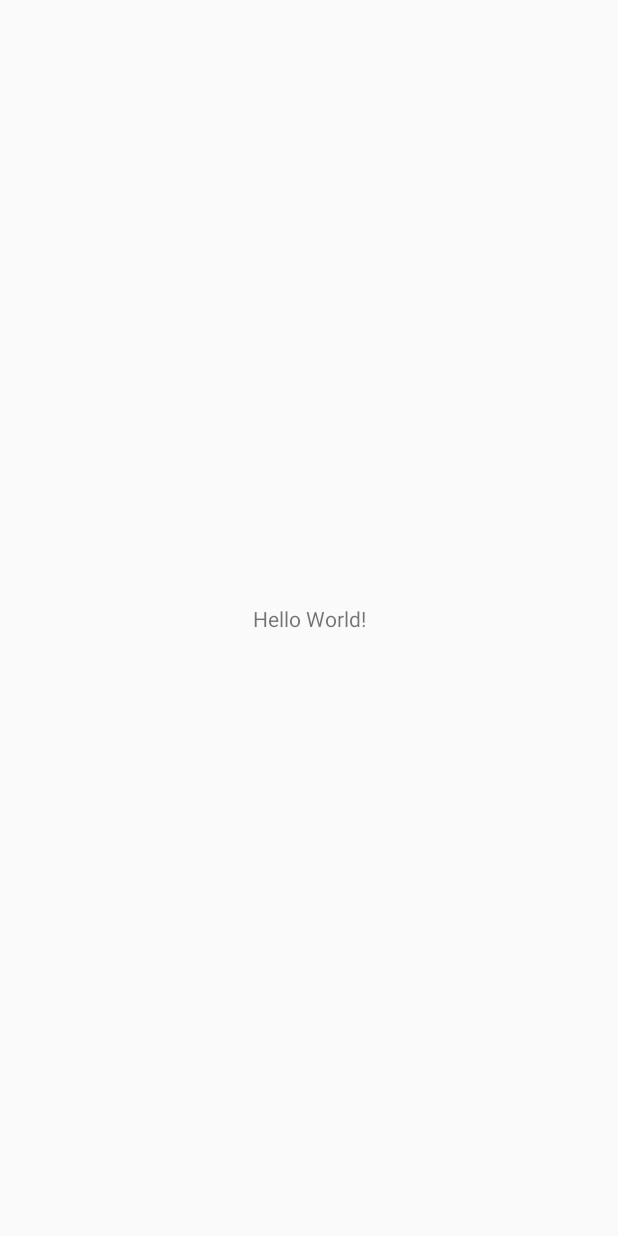
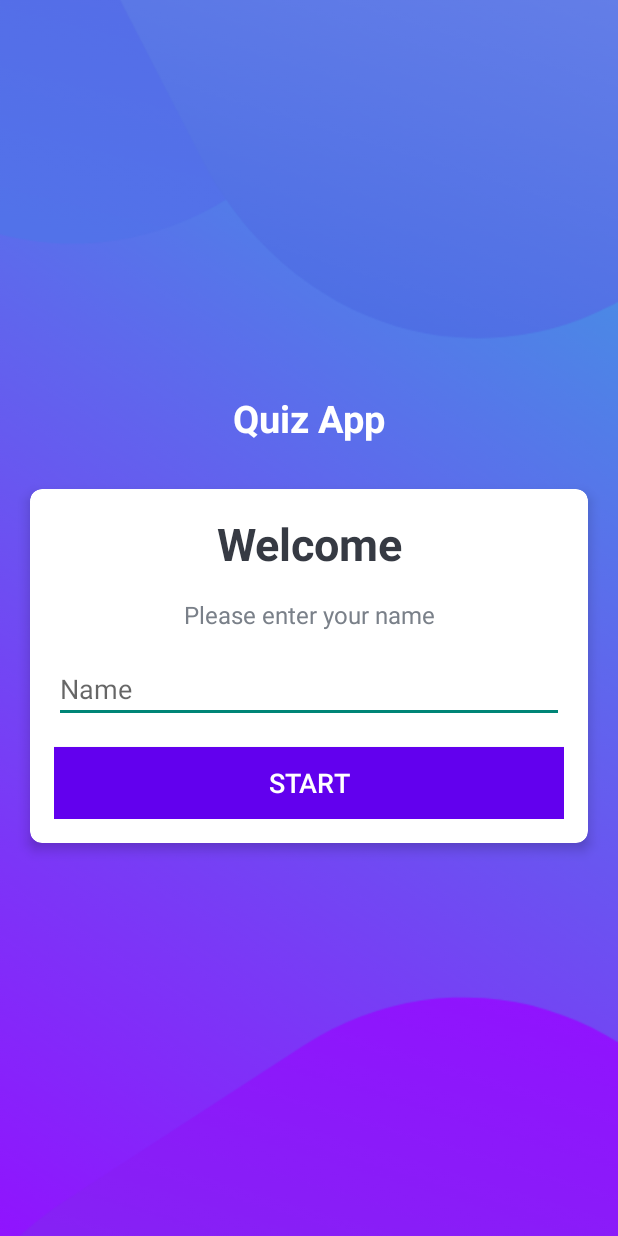
Before and after one commit to Kasaklalita/Quiz-App, an Android app: the screen it shows after launch (MainActivity), on a phone screen of 412 x 824 dp. Before the commit the screen is almost empty. Run offline under Robolectric (Android 15) with nearby library versions, the phone set to English and light mode, and no system bars.

Commit message:
Setting Up the UI

```diff
--- a/app/src/main/java/com/example/quizapp/MainActivity.kt
+++ b/app/src/main/java/com/example/quizapp/MainActivity.kt
@@ -2,10 +2,13 @@ package com.example.quizapp
 
 import androidx.appcompat.app.AppCompatActivity
 import android.os.Bundle
+import android.view.View
 
 class MainActivity : AppCompatActivity() {
     override fun onCreate(savedInstanceState: Bundle?) {
         super.onCreate(savedInstanceState)
         setContentView(R.layout.activity_main)
+
+        window.decorView.systemUiVisibility = View.SYSTEM_UI_FLAG_FULLSCREEN
     }
 }
--- a/app/src/main/res/layout/activity_main.xml
+++ b/app/src/main/res/layout/activity_main.xml
@@ -1,19 +1,85 @@
-<?xml version="1.0" encoding="utf-8"?>
-<androidx.constraintlayout.widget.ConstraintLayout xmlns:android="http://schemas.android.com/apk/res/android"
+<?xml version="1.0" encoding="utf-8"?><!--TODO (STEP 5: Design the main screen layout as per our requirement.)-->
+<!--START-->
+<!--List of the points for to do :
+    1. Add a background image to our parent layout so we will add the image in drawable folder.-->
+<LinearLayout xmlns:android="http://schemas.android.com/apk/res/android"
     xmlns:app="http://schemas.android.com/apk/res-auto"
     xmlns:tools="http://schemas.android.com/tools"
     android:layout_width="match_parent"
     android:layout_height="match_parent"
-    tools:context=".MainActivity"
-    >
+    android:background="@drawable/ic_bg"
+    android:gravity="center"
+    android:orientation="vertical"
+    tools:context=".MainActivity">
 
     <TextView
-        android:layout_width="wrap_content"
+        android:id="@+id/tv_app_name"
+        android:layout_width="match_parent"
         android:layout_height="wrap_content"
-        android:text="Hello World!"
-        app:layout_constraintBottom_toBottomOf="parent"
-        app:layout_constraintEnd_toEndOf="parent"
-        app:layout_constraintStart_toStartOf="parent"
-        app:layout_constraintTop_toTopOf="parent" />
+        android:layout_marginBottom="30dp"
+        android:gravity="center"
+        android:text="@string/app_name"
+        android:textColor="@android:color/white"
+        android:textSize="25sp"
+        android:textStyle="bold" />
 
-</androidx.constraintlayout.widget.ConstraintLayout>
+    <androidx.cardview.widget.CardView
+        android:id="@+id/cv_main"
+        android:layout_width="match_parent"
+        android:layout_height="wrap_content"
+        android:layout_marginStart="20dp"
+        android:layout_marginEnd="20dp"
+        android:background="@android:color/white"
+        app:cardCornerRadius="8dp"
+        app:cardElevation="5dp">
+
+        <LinearLayout
+            android:layout_width="match_parent"
+            android:layout_height="wrap_content"
+            android:orientation="vertical"
+            android:padding="16dp">
+
+            <TextView
+                android:id="@+id/tv_title"
+                android:layout_width="match_parent"
+                android:layout_height="wrap_content"
+                android:gravity="center"
+                android:text="Welcome"
+                android:textColor="#363A43"
+                android:textSize="30sp"
+                android:textStyle="bold" />
+
+            <TextView
+                android:id="@+id/tv_description"
+                android:layout_width="match_parent"
+                android:layout_height="wrap_content"
+                android:layout_marginTop="16dp"
+                android:gravity="center"
+                android:text="Please enter your name"
+                android:textColor="#7A8089"
+                android:textSize="16sp" />
+
+            <EditText
+                android:id="@+id/editTextTextPersonName"
+                android:layout_width="match_parent"
+                android:layout_height="wrap_content"
+                android:layout_marginTop="16dp"
+                android:ems="10"
+                android:hint="Name"
+                android:inputType="textPersonName" />
+
+            <Button
+                android:id="@+id/btn_start"
+                android:layout_width="match_parent"
+                android:layout_height="wrap_content"
+                android:layout_marginTop="16dp"
+                android:background="@color/purple_500"
+                android:text="Start"
+                android:textColor="@android:color/white"
+                android:textSize="18sp" />
+
+
+        </LinearLayout>
+    </androidx.cardview.widget.CardView>
+
+</LinearLayout><!--END-->
```
Also changed, not shown: app/src/main/res/drawable-v24/ic_bg.png (added).
